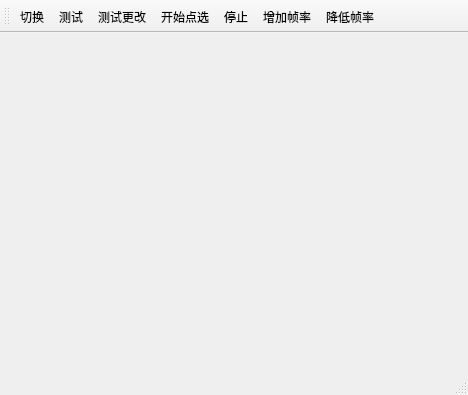
First picture: the form in LoadMap/mainwindow.ui, repository MJYCo-Ltd/Map, before the edit.
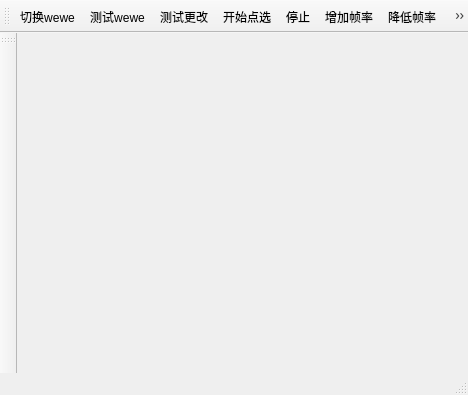
Second picture: the form after the edit.

The edit to the form file:
```diff
--- a/LoadMap/mainwindow.ui
+++ b/LoadMap/mainwindow.ui
@@ -38,16 +38,34 @@
    <addaction name="action_4"/>
    <addaction name="action_5"/>
    <addaction name="action_6"/>
+   <addaction name="action12"/>
   </widget>
   <widget class="QStatusBar" name="statusBar"/>
+  <widget class="QToolBar" name="toolBar">
+   <property name="windowTitle">
+    <string>toolBar</string>
+   </property>
+   <attribute name="toolBarArea">
+    <enum>LeftToolBarArea</enum>
+   </attribute>
+   <attribute name="toolBarBreak">
+    <bool>false</bool>
+   </attribute>
+  </widget>
   <action name="actionchange">
    <property name="text">
-    <string>切换</string>
+    <string>切换wewe</string>
+   </property>
+   <property name="toolTip">
+    <string>切换wewe</string>
    </property>
   </action>
   <action name="action">
    <property name="text">
-    <string>测试</string>
+    <string>测试wewe</string>
+   </property>
+   <property name="toolTip">
+    <string>测试wewe</string>
    </property>
   </action>
   <action name="action_2">
@@ -75,6 +93,11 @@
     <string>降低帧率</string>
    </property>
   </action>
+  <action name="action12">
+   <property name="text">
+    <string>12</string>
+   </property>
+  </action>
  </widget>
  <layoutdefault spacing="6" margin="11"/>
  <resources/>
```
